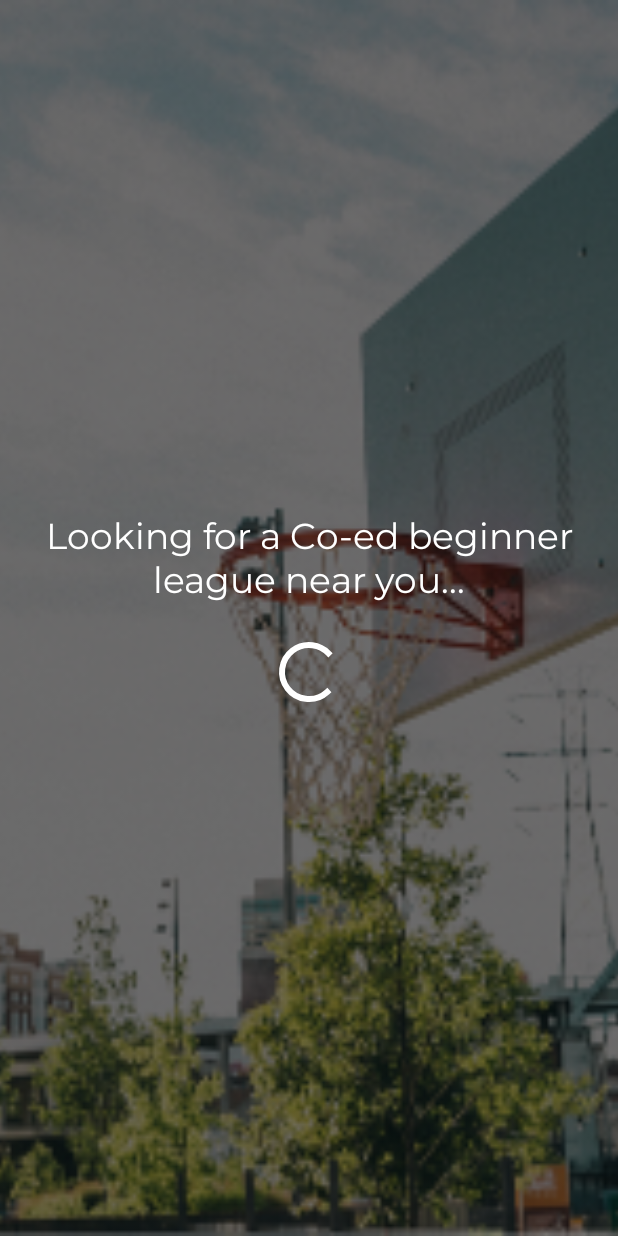
After one commit to fandyrahmats/Swoosh, an Android app: the layout activity_finish.xml on its own in the app's theme, with its tools: preview values and no code run, on a phone screen of 412 x 824 dp. The commit adds this screen. Run offline under Robolectric (Android 15) with nearby library versions, the phone set to English and light mode, and no system bars.

Commit message:
adding finish activity

```diff
--- a/app/src/main/java/com/example/fandyrahmatsaputra/swoosh/BaseActivity.kt
+++ b/app/src/main/java/com/example/fandyrahmatsaputra/swoosh/Controller/BaseActivity.kt
@@ -1,4 +1,4 @@
-package com.example.fandyrahmatsaputra.swoosh
+package com.example.fandyrahmatsaputra.swoosh.Controller
 
 import android.support.v7.app.AppCompatActivity
 import android.os.Bundle
--- a/app/src/main/java/com/example/fandyrahmatsaputra/swoosh/WelcomeActivity.kt
+++ b/app/src/main/java/com/example/fandyrahmatsaputra/swoosh/Controller/WelcomeActivity.kt
@@ -1,7 +1,8 @@
-package com.example.fandyrahmatsaputra.swoosh
+package com.example.fandyrahmatsaputra.swoosh.Controller
 
 import android.content.Intent
 import android.os.Bundle
+import com.example.fandyrahmatsaputra.swoosh.R
 import kotlinx.android.synthetic.main.activity_welcome.*
 
 class WelcomeActivity : BaseActivity() {
--- /dev/null
+++ b/app/src/main/java/com/example/fandyrahmatsaputra/swoosh/Utilities/Constants.kt
@@ -0,0 +1,5 @@
+package com.example.fandyrahmatsaputra.swoosh.Utilities
+
+const val EXTRA_LEAGUE = "extra_league"
+
+const val EXTRA_SKILL = "extra_skill"
--- /dev/null
+++ b/app/src/main/res/layout/activity_finish.xml
@@ -0,0 +1,53 @@
+<?xml version="1.0" encoding="utf-8"?>
+<android.support.constraint.ConstraintLayout xmlns:android="http://schemas.android.com/apk/res/android"
+    xmlns:app="http://schemas.android.com/apk/res-auto"
+    xmlns:tools="http://schemas.android.com/tools"
+    android:layout_width="match_parent"
+    android:layout_height="match_parent"
+    tools:context=".Controller.FinishActivity">
+
+    <ImageView
+        android:id="@+id/imageView7"
+        android:layout_width="0dp"
+        android:layout_height="0dp"
+        android:scaleType="centerCrop"
+        app:layout_constraintBottom_toBottomOf="parent"
+        app:layout_constraintEnd_toEndOf="parent"
+        app:layout_constraintStart_toStartOf="parent"
+        app:layout_constraintTop_toTopOf="parent"
+        app:srcCompat="@drawable/exercisebg" />
+
+    <TextView
+        android:id="@+id/text_search_league"
+        android:layout_width="0dp"
+        android:layout_height="66dp"
+        android:layout_marginBottom="8dp"
+        android:layout_marginEnd="16dp"
+        android:layout_marginStart="16dp"
+        android:layout_marginTop="8dp"
+        android:fontFamily="@font/montserrat"
+        android:singleLine="false"
+        android:textAlignment="center"
+        android:textAppearance="@style/TextAppearance.AppCompat"
+        android:textColor="@android:color/white"
+        android:textSize="24sp"
+        app:layout_constraintBottom_toBottomOf="@+id/imageView7"
+        app:layout_constraintEnd_toEndOf="parent"
+        app:layout_constraintStart_toStartOf="parent"
+        app:layout_constraintTop_toTopOf="parent"
+        app:layout_constraintVertical_bias="0.45"
+        tools:text="Looking for a Co-ed beginner league near you..." />
+
+    <ProgressBar
+        android:id="@+id/progressBar2"
+        style="?android:attr/progressBarStyle"
+        android:layout_width="wrap_content"
+        android:layout_height="wrap_content"
+        android:layout_marginEnd="8dp"
+        android:layout_marginStart="8dp"
+        android:layout_marginTop="16dp"
+        app:layout_constraintEnd_toEndOf="parent"
+        app:layout_constraintStart_toStartOf="parent"
+        app:layout_constraintTop_toBottomOf="@+id/text_search_league" />
+
+</android.support.constraint.ConstraintLayout>
--- a/app/src/main/res/layout/activity_welcome.xml
+++ b/app/src/main/res/layout/activity_welcome.xml
@@ -4,7 +4,7 @@
     xmlns:tools="http://schemas.android.com/tools"
     android:layout_width="match_parent"
     android:layout_height="match_parent"
-    tools:context=".WelcomeActivity">
+    tools:context=".Controller.WelcomeActivity">
 
     <ImageView
         android:id="@+id/imageView"
```
Also changed, not shown: app/src/main/AndroidManifest.xml (+5 -4 lines), app/src/main/java/com/example/fandyrahmatsaputra/swoosh/Controller/FinishActivity.kt (added, +24 -0 lines), app/src/main/java/com/example/fandyrahmatsaputra/swoosh/Controller/LeagueActivity.kt (added, +60 -0 lines), app/src/main/java/com/example/fandyrahmatsaputra/swoosh/Controller/SkillActivity.kt (added, +56 -0 lines), app/src/main/java/com/example/fandyrahmatsaputra/swoosh/LeagueActivity.kt (deleted, +0 -20 lines), app/src/main/java/com/example/fandyrahmatsaputra/swoosh/SkillActivity.kt (deleted, +0 -12 lines), app/src/main/res/layout/activity_league.xml (+7 -5 lines), app/src/main/res/layout/activity_skill.xml (+6 -2 lines).
